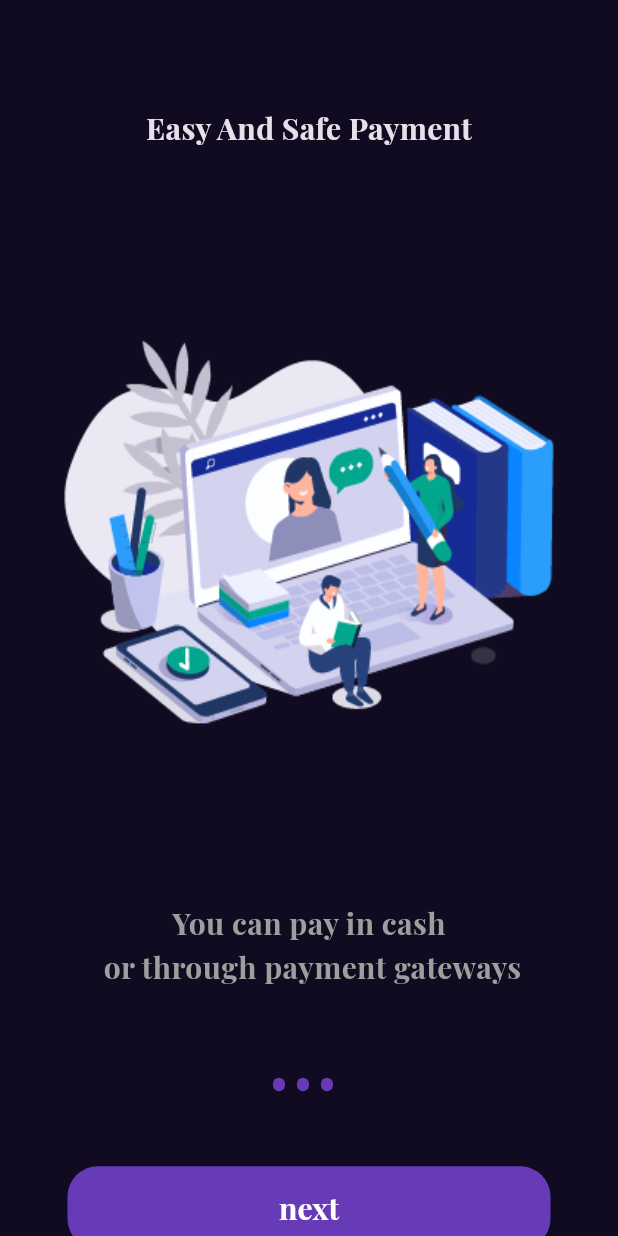
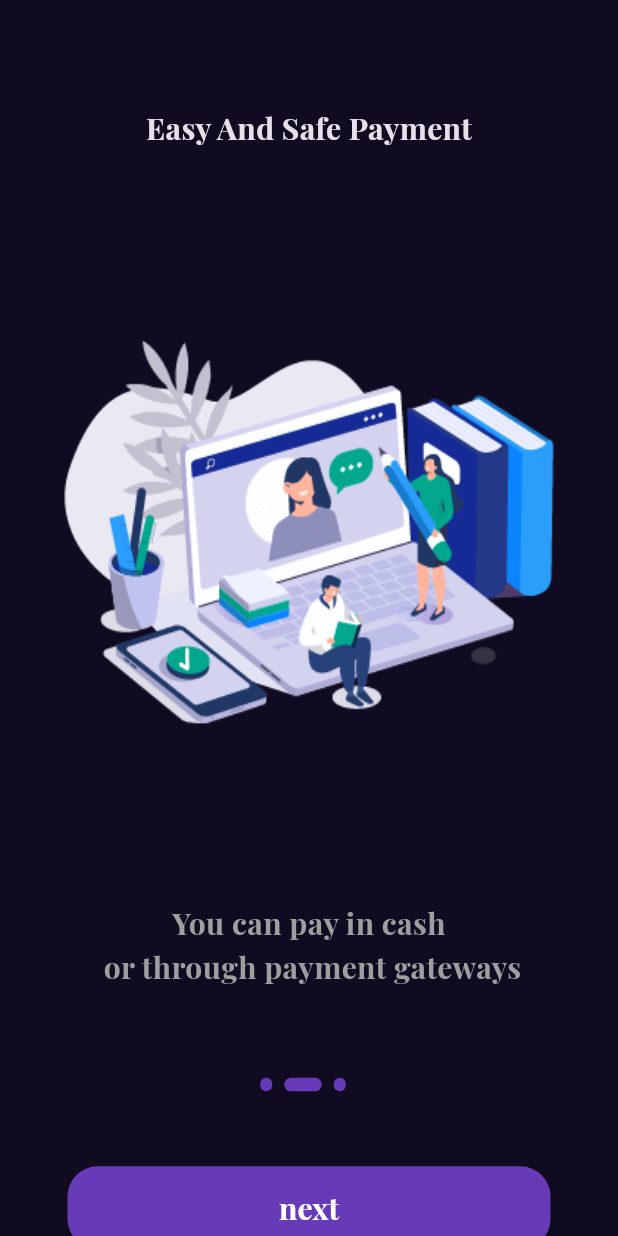
Before and after one commit to A7mad3lwan/e-commerce, a Flutter app: the Onboarding screen opened by its route, swiped to page 2, on a phone screen of 412 x 824 dp. Run offline on Flutter 3.47's test engine with Material 3 defaults, Android fonts, the light colour scheme and no system bars; our stand-ins replace get, shared_preferences; accounts and stored records are empty; project files that could hold a hidden picture were left out.

Commit message:
onboarding controller logic done

```diff
--- a/lib/view/screens/onboarding.dart
+++ b/lib/view/screens/onboarding.dart
@@ -1,7 +1,9 @@
+import 'package:e_commerce/core/controller/onboarding_controller.dart';
 import 'package:flutter/material.dart';
+import 'package:get/get.dart';
 import '../widgets/onboarding/onboarding_body.dart';
 
-class Onboarding extends StatelessWidget {
+class Onboarding extends GetView<OnboardingControllerImpl> {
   const Onboarding({super.key});
 
   @override
--- a/lib/view/widgets/onboarding/onboarding_body.dart
+++ b/lib/view/widgets/onboarding/onboarding_body.dart
@@ -2,6 +2,7 @@ import 'package:e_commerce/core/constants/custom_button.dart';
 import 'package:flutter/material.dart';
 import 'package:get/get.dart';
 
+import '../../../core/controller/onboarding_controller.dart';
 import 'onboarding_dots.dart';
 import 'onboarding_slider.dart';
 
@@ -11,6 +12,7 @@ class OnboardingBody extends StatelessWidget {
 
   @override
   Widget build(BuildContext context) {
+    OnboardingControllerImpl controller = Get.put(OnboardingControllerImpl());
     return ListView(
       padding: const EdgeInsets.symmetric(horizontal: 20, vertical: 70),
       physics: const BouncingScrollPhysics(),
@@ -24,7 +26,9 @@ class OnboardingBody extends StatelessWidget {
           padding: const EdgeInsets.symmetric(horizontal: 25.0),
           child: CustomButton(
             buttonText: '10'.tr,
-            onPressed: () {},
+            onPressed: () {
+              controller.next();
+            },
           ),
         ),
       ],
--- a/lib/view/widgets/onboarding/onboarding_dots.dart
+++ b/lib/view/widgets/onboarding/onboarding_dots.dart
@@ -1,4 +1,6 @@
+import 'package:e_commerce/core/controller/onboarding_controller.dart';
 import 'package:flutter/material.dart';
+import 'package:get/get.dart';
 
 import '../../../data/data source/statics.dart';
 
@@ -7,23 +9,25 @@ class OnboardingDots extends StatelessWidget {
 
   @override
   Widget build(BuildContext context) {
-    return Row(
+    return GetBuilder<OnboardingControllerImpl>(
+      builder: (controller) => Row(
         mainAxisAlignment: MainAxisAlignment.center,
         children: [
           ...List.generate(
             onboardingList.length,
             (index) => AnimatedContainer(
-            duration: const Duration(milliseconds: 750),
+              duration: const Duration(milliseconds: 500),
               margin: const EdgeInsets.only(right: 8),
               decoration: BoxDecoration(
                 color: Colors.deepPurple,
                 borderRadius: BorderRadius.circular(10),
               ),
               height: 9,
-            width: 8,
+              width: controller.currentIndex == index ? 25 : 8,
             ),
           )
         ],
+      ),
     );
   }
 }
--- a/lib/view/widgets/onboarding/onboarding_slider.dart
+++ b/lib/view/widgets/onboarding/onboarding_slider.dart
@@ -1,9 +1,11 @@
+import 'package:e_commerce/core/controller/onboarding_controller.dart';
 import 'package:flutter/material.dart';
+import 'package:get/get.dart';
 
 import '../../../core/app theme/font_style.dart';
 import '../../../data/data source/statics.dart';
 
-class OnboardingSlider extends StatelessWidget {
+class OnboardingSlider extends GetView<OnboardingControllerImpl> {
   const OnboardingSlider({super.key});
 
   @override
@@ -11,6 +13,10 @@ class OnboardingSlider extends StatelessWidget {
     return SizedBox(
       height: MediaQuery.of(context).size.width / 0.7,
       child: PageView.builder(
+        controller: controller.pageController,
+        onPageChanged: (index) {
+          controller.onPageChanged(index);
+        },
         physics: const BouncingScrollPhysics(),
         itemCount: onboardingList.length,
         itemBuilder: (context, index) => Column(
```
Lines whose indentation alone changed are shown as unchanged.
